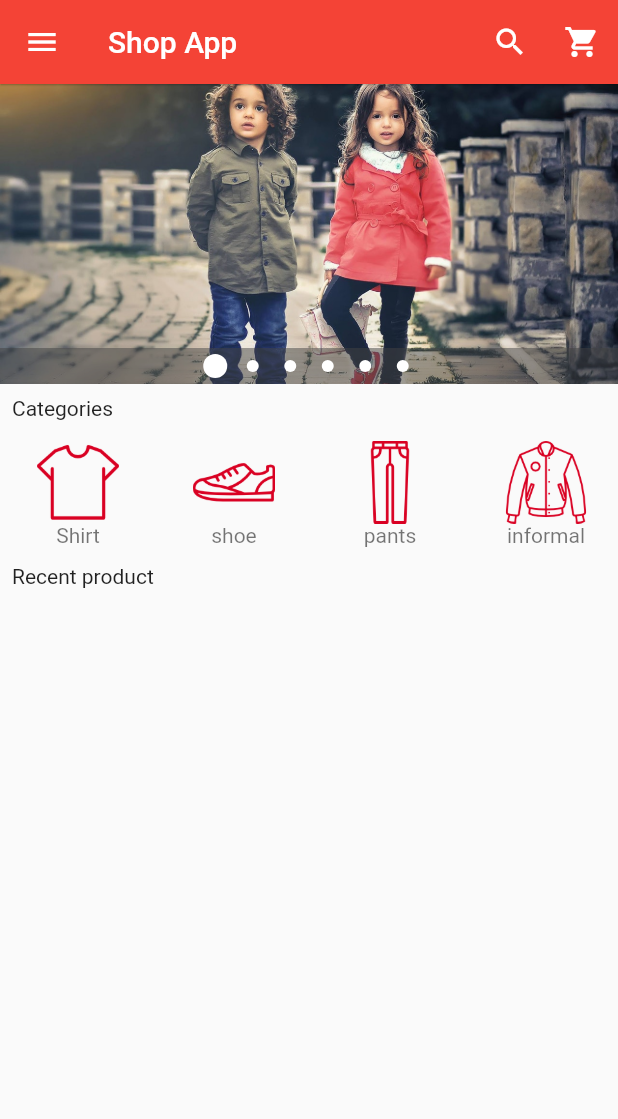
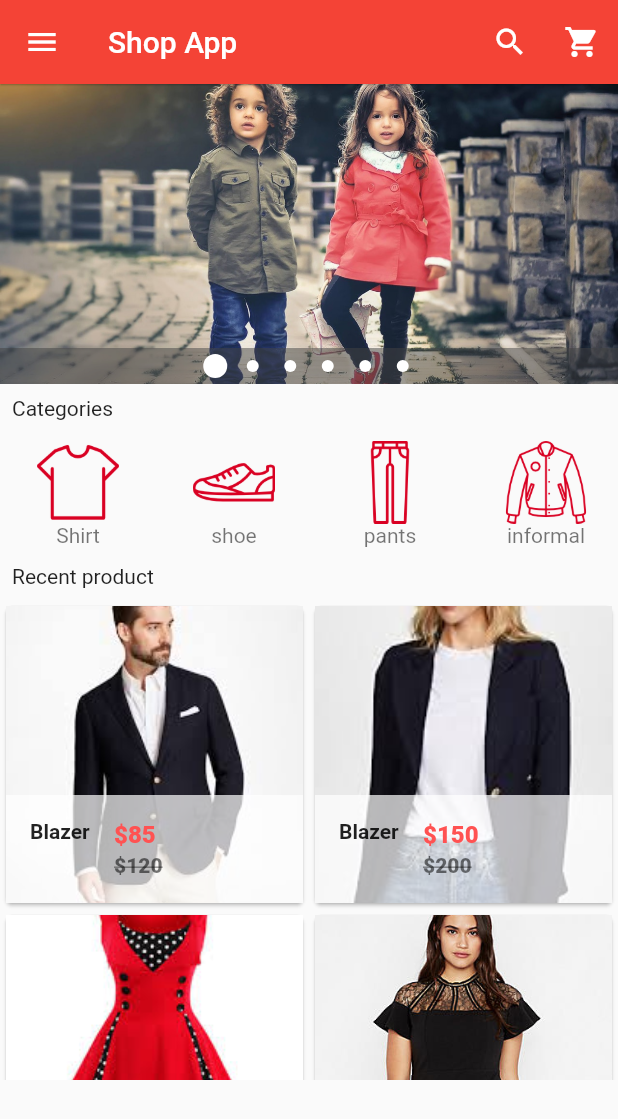
Before and after one commit to sohanzz/flutter_ecommerce, a Flutter app: the screen it shows after launch, on a phone screen of 412 x 824 dp. Shown: the top 1119 px of the screen. Run offline on Flutter 3.47's test engine with Material 2 defaults, Android fonts, the phone set to English and light mode, and no system bars; drawn by our look-alikes of carousel_pro.

Commit message:
Product GridView

```diff
--- /dev/null
+++ b/lib/components/products.dart
@@ -0,0 +1,148 @@
+import 'package:flutter/material.dart';
+
+class Products extends StatefulWidget {
+  @override
+  _ProductsState createState() => _ProductsState();
+}
+
+class _ProductsState extends State<Products> {
+  var product_list = [
+    {
+      "name": "Blazer",
+      "picture": "images/products/blazer1.jpeg",
+      "old_price": "120",
+      "price": "85"
+    },
+    {
+      "name": "Blazer",
+      "picture": "images/products/blazer2.jpeg",
+      "old_price": "200",
+      "price": "150",
+    },
+    {
+      "name": "Dress",
+      "picture": "images/products/dress1.jpeg",
+      "old_price": "90",
+      "price": "75",
+    },
+    {
+      "name": "Dress",
+      "picture": "images/products/dress2.jpeg",
+      "old_price": "120",
+      "price": "85",
+    },
+    {
+      "name": "Shoe",
+      "picture": "images/products/hills1.jpeg",
+      "old_price": "120",
+      "price": "85",
+    },
+    {
+      "name": "Shoe",
+      "picture": "images/products/hills2.jpeg",
+      "old_price": "120",
+      "price": "85",
+    },
+    {
+      "name": "Pant",
+      "picture": "images/products/pants1.jpeg",
+      "old_price": "120",
+      "price": "85",
+    },
+    {
+      "name": "Pant",
+      "picture": "images/products/pants2.jpeg",
+      "old_price": "450",
+      "price": "500",
+    },
+    {
+      "name": "Shoe",
+      "picture": "images/products/Shoe1.jpeg",
+      "old_price": "120",
+      "price": "85",
+    },
+    {
+      "name": "Skirt",
+      "picture": "images/products/sk1.jpeg",
+      "old_price": "120",
+      "price": "85",
+    },
+    {
+      "name": "Skirt",
+      "picture": "images/products/skt2.jpeg",
+      "old_price": "120",
+      "price": "85",
+    },
+  ];
+
+  @override
+  Widget build(BuildContext context) {
+    return GridView.builder(
+        itemCount: product_list.length,
+        gridDelegate:
+            new SliverGridDelegateWithFixedCrossAxisCount(crossAxisCount: 2),
+        itemBuilder: (BuildContext context, int index) {
+          return Single_prod(
+            product_name: product_list[index]['name'],
+            prod_picture: product_list[index]['picture'],
+            prod_old_price: product_list[index]['old_price'],
+            prod_price: product_list[index]['price'],
+          );
+        });
+  }
+}
+
+class Single_prod extends StatelessWidget {
+  final product_name;
+  final prod_picture;
+  final prod_old_price;
+  final prod_price;
+
+  Single_prod({
+    this.product_name,
+    this.prod_picture,
+    this.prod_old_price,
+    this.prod_price,
+  });
+
+  @override
+  Widget build(BuildContext context) {
+    return Card(
+      child: Hero(
+        tag: product_name,
+        child: Material(
+          child: InkWell(
+            //onTap: () => Navigator.of(context).push(route),
+            child: GridTile(
+              footer: Container(
+                color: Colors.white70,
+                child: ListTile(
+                  leading: Text(
+                    product_name,
+                    style: TextStyle(
+                      fontWeight: FontWeight.bold,
+                    ),
+                  ),
+                  title: Text(
+                    "\$$prod_price",
+                    style: TextStyle(
+                        color: Colors.redAccent, fontWeight: FontWeight.w800),
+                  ),
+                  subtitle: Text(
+                    "\$$prod_old_price",
+                    style: TextStyle(
+                        color: Colors.black54, fontWeight: FontWeight.w800, decoration: TextDecoration.lineThrough),
+                  ),
+                ),
+              ),
+              child: Image.asset(
+                prod_picture,
+                fit: BoxFit.cover,
+              ),
+            ),
+          ),
+        ),
+      ),
+    );
+  }
+}
--- a/lib/main.dart
+++ b/lib/main.dart
@@ -3,6 +3,7 @@ import 'package:carousel_pro/carousel_pro.dart';
 
 //my imports
 import 'package:flutter_ecommerce/components/horizontal_listview.dart';
+import 'package:flutter_ecommerce/components/products.dart';
 
 void main() {
   runApp(MaterialApp(
@@ -166,7 +167,7 @@ class _HomePageState extends State<HomePage> {
           //gridView
           Container(
             height: 320,
-            //child: Products(),
+            child: Products(),
           )
 
         ],
--- /dev/null
+++ b/lib/pages/product_details.dart
@@ -0,0 +1 @@
+import 'package:flutter/material.dart';
--- a/pubspec.yaml
+++ b/pubspec.yaml
@@ -48,6 +48,7 @@ flutter:
   assets:
     - images/
     - images/cats/
+    - images/products/
 
   # An image asset can refer to one or more resolution-specific "variants", see
   # https://flutter.dev/assets-and-images/#resolution-aware.
```
